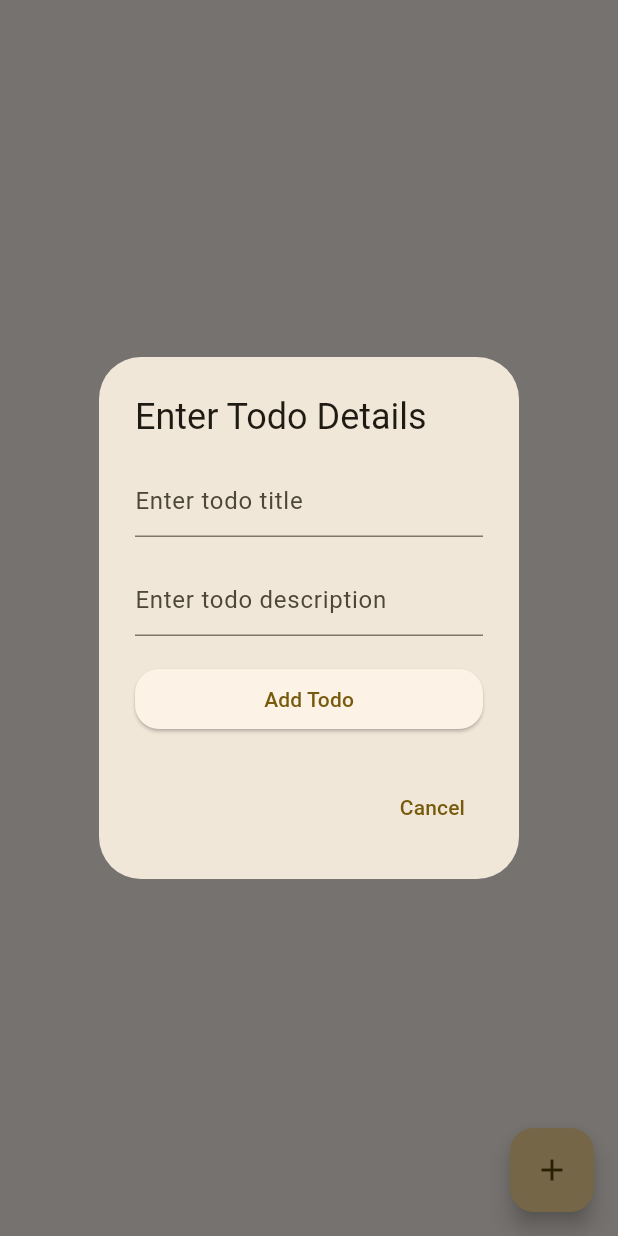
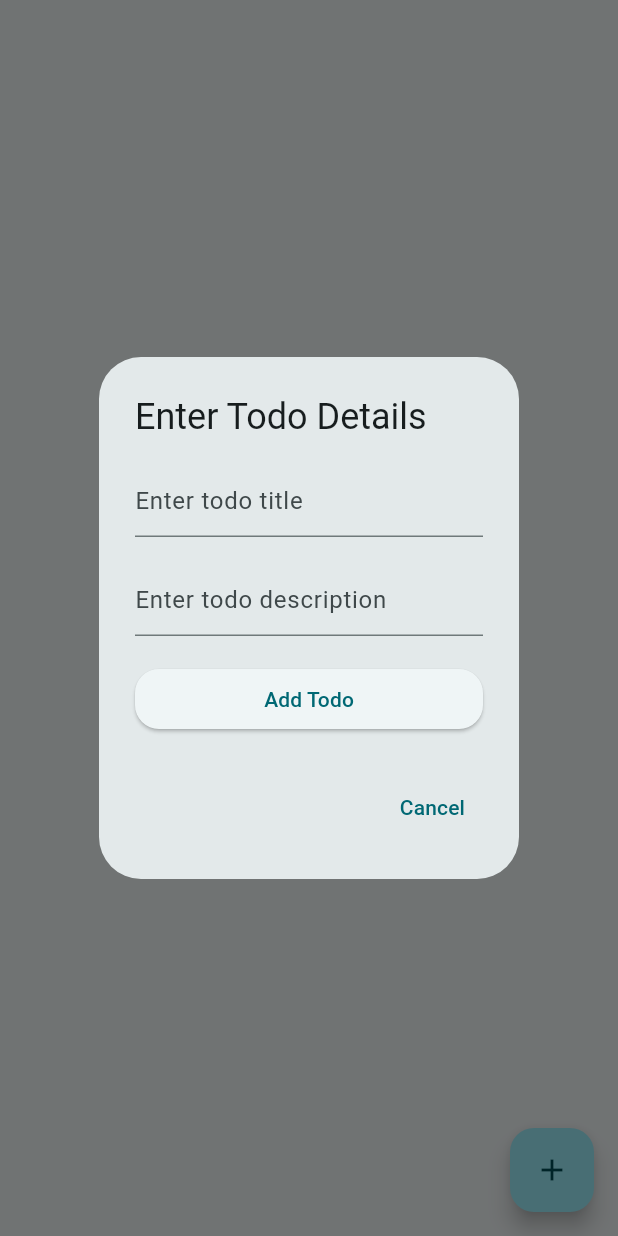
Before and after one commit to jovelluna12/flutter-practice-repo, a Flutter app: the Todo screen opened directly, after a tap on the "add" icon, on a phone screen of 412 x 824 dp. Run offline on Flutter 3.47's test engine with Material 3 defaults, Android fonts, the phone set to English and light mode, and no system bars; network calls fail.

Commit message:
chore: add utils in blogging

```diff
--- a/blogging/lib/core/theme.dart
+++ b/blogging/lib/core/theme.dart
@@ -1,7 +1,8 @@
 import 'package:flutter/material.dart';
+import 'utils.dart';
 
 class ThemeOptions {
-  static const Color primaryColor = Colors.amber;
+  static Color primaryColor = hexToColor('#ffffff');
   static const Color secondaryColor = Colors.blueGrey;
 
   static const Color textColor = Colors.black54;
--- /dev/null
+++ b/blogging/lib/core/utils.dart
@@ -0,0 +1,6 @@
+import 'package:flutter/material.dart';
+
+// Convert hex to flutter color object
+Color hexToColor(String code) {
+  return Color(int.parse(code.substring(1, 7), radix: 16) + 0xFF000000);
+}
```
